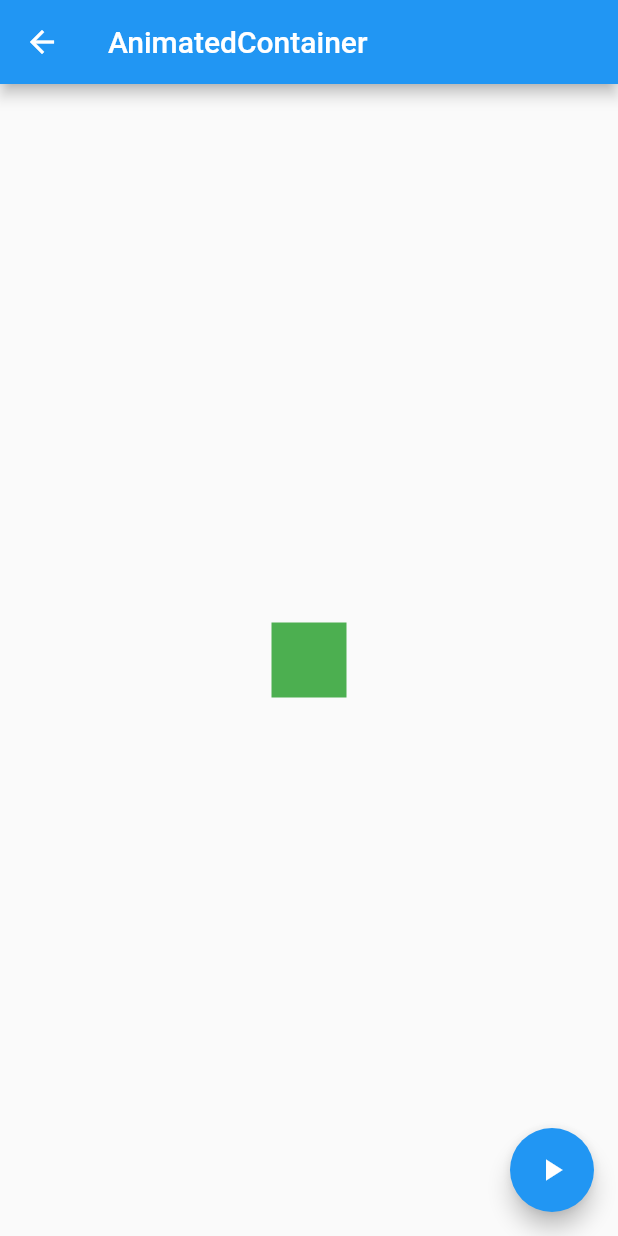
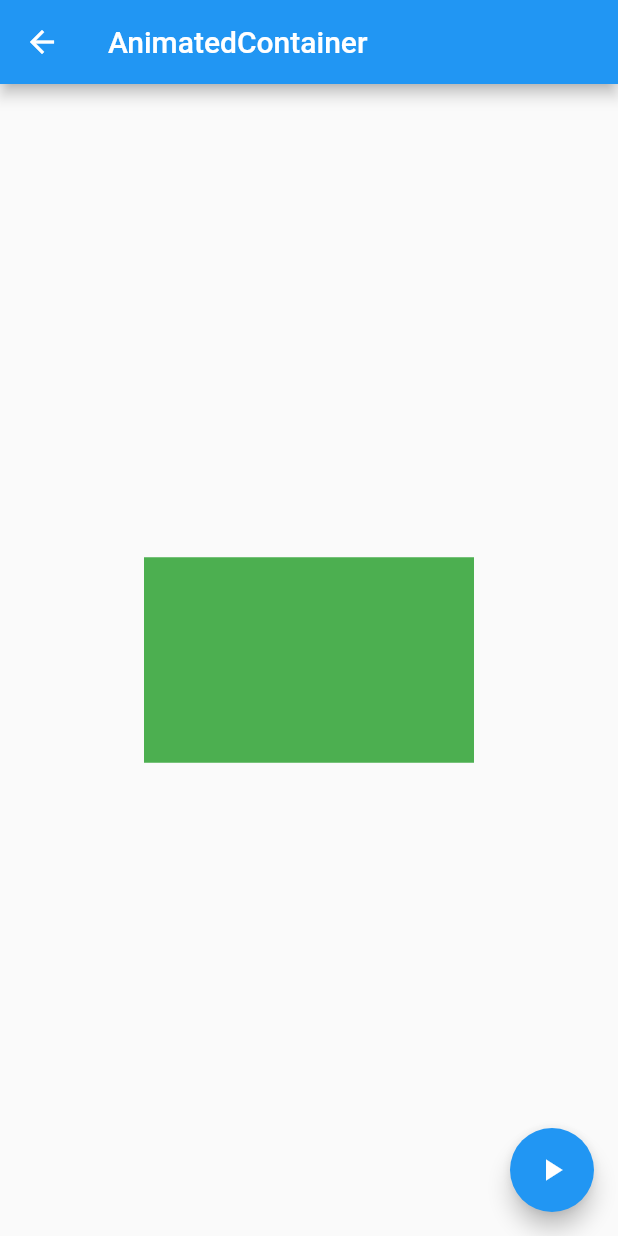
Before and after one commit to jiyeonjoy/flutter_middle_class, a Flutter app: the MyAnimatedContainer screen opened directly, after a tap on the "play arrow" icon, on a phone screen of 412 x 824 dp. Run offline on Flutter 3.47's test engine with Material 2 defaults, Android fonts, the phone set to English and light mode, and no system bars.

Commit message:
네모 크기 랜덤으로 변환하기

```diff
--- a/lib/main.dart
+++ b/lib/main.dart
@@ -35,8 +35,6 @@ class _MyHomePageState extends State<MyHomePage> {
 //    });
     Navigator.push(context,
         MaterialPageRoute(builder: (counter) => MyAnimatedContainer()));
-    // 파이어베이스 로그인 시 정보 추가
-    // MaterialPageRoute(builder: (counter) => CreatePage(widget.user)));
   }
 
   @override
--- a/lib/my_animated_container.dart
+++ b/lib/my_animated_container.dart
@@ -1,3 +1,5 @@
+import 'dart:math';
+
 import 'package:flutter/material.dart';
 
 class MyAnimatedContainer extends StatefulWidget {
@@ -6,6 +8,8 @@ class MyAnimatedContainer extends StatefulWidget {
 }
 
 class _MyAnimatedContainerState extends State<MyAnimatedContainer> {
+  double _width = 50;
+  double _height = 50;
   @override
   Widget build(BuildContext context) {
     return Scaffold(
@@ -14,13 +18,19 @@ class _MyAnimatedContainerState extends State<MyAnimatedContainer> {
       ),
       body: Center(
         child: AnimatedContainer(
-            width: 50,
-            height: 50,
+            width: _width,
+            height: _height,
             color: Colors.green,
             duration: Duration(seconds: 1)),
       ),
       floatingActionButton: FloatingActionButton(
-        onPressed: () {},
+        onPressed: () {
+          setState(() {
+            final random = Random();
+            _width = random.nextInt(300).toDouble();
+            _height = random.nextInt(300).toDouble();
+          });
+        },
         child: Icon(Icons.play_arrow),
       ),
     );
```
